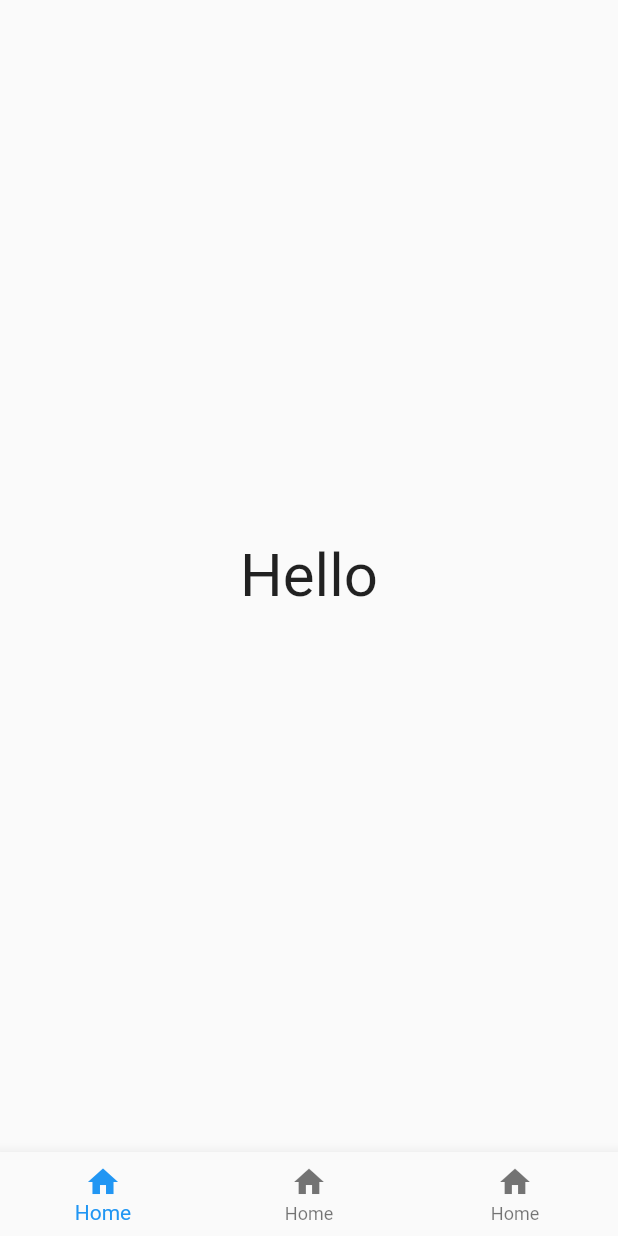
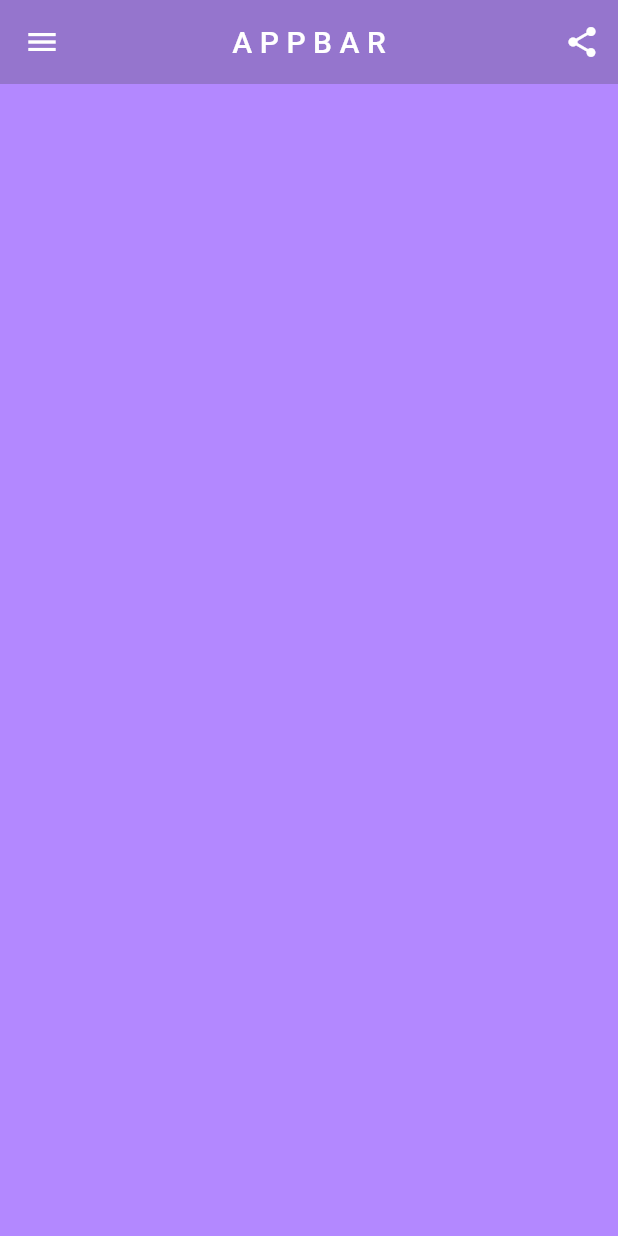
Before and after one commit to DivyanshVish/Flutter_Basic_Widget_Revisions, a Flutter app: the screen it shows after launch, on a phone screen of 412 x 824 dp. Run offline on Flutter 3.47's test engine with Material 2 defaults, Android fonts, the phone set to English and light mode, and no system bars.

Commit message:
Initial commit

```diff
--- /dev/null
+++ b/lib/day_11_drawer.dart
@@ -0,0 +1,72 @@
+import 'package:flutter/material.dart';
+import 'package:thirty_days_challeng/pages/first_page.dart';
+import 'package:thirty_days_challeng/pages/second_page.dart';
+import 'package:thirty_days_challeng/pages/share_page.dart';
+
+class Day_Drawer extends StatelessWidget {
+  const Day_Drawer({super.key});
+
+  @override
+  Widget build(BuildContext context) {
+    return Scaffold(
+      backgroundColor: Colors.deepPurpleAccent[100],
+      appBar: AppBar(
+        centerTitle: true,
+        title: const Text('A P P B A R'),
+        backgroundColor: Colors.deepPurple[300],
+        elevation: 0,
+        actions: [
+          IconButton(
+            onPressed: () {
+              Navigator.of(context).push(
+                  MaterialPageRoute(builder: (context) => const SharePage()));
+            },
+            icon: const Icon(Icons.share),
+          ),
+        ],
+      ),
+      drawer: Drawer(
+        child: Container(
+          color: Colors.deepPurple[200],
+          child: ListView(
+            children: [
+              const DrawerHeader(
+                child: Center(
+                  child: Text(
+                    'L O G O',
+                    style: TextStyle(fontSize: 25),
+                  ),
+                ),
+              ),
+              ListTile(
+                leading: const Icon(Icons.home),
+                title: const Text(
+                  'Page 1',
+                  style: TextStyle(fontSize: 20),
+                ),
+                onTap: () {
+                  Navigator.of(context).push(MaterialPageRoute(
+                      builder: (context) => const FirstPage()));
+                },
+              ),
+              ListTile(
+                leading: const Icon(Icons.home),
+                title: const Text(
+                  'Page 2',
+                  style: TextStyle(fontSize: 20),
+                ),
+                onTap: () {
+                  Navigator.of(context).push(MaterialPageRoute(
+                      builder: (context) => const SecondPage()));
+                },
+              ),
+            ],
+          ),
+        ),
+      ),
+
+      /* --------------- This 'endDrawer' Function is same as Drawer but from right side of the appbar -------------- */
+      /* ----------------------- endDrawer: const Drawer(),x ---------------------- */
+    );
+  }
+}
--- a/lib/day_6_image_assets.dart
+++ b/lib/day_6_image_assets.dart
@@ -7,7 +7,7 @@ class Day_ImageAssets extends StatelessWidget {
   Widget build(BuildContext context) {
     return Scaffold(
       body: Center(
-        child: Container(
+        child: SizedBox(
           height: 300,
           width: 300,
           child: Image.asset(
--- a/lib/day_7_gridview_builder.dart
+++ b/lib/day_7_gridview_builder.dart
@@ -8,8 +8,8 @@ class Day_GridView_Builder extends StatelessWidget {
     return Scaffold(
       body: GridView.builder(
           itemCount: 9,
-          gridDelegate:
-              SliverGridDelegateWithFixedCrossAxisCount(crossAxisCount: 2),
+          gridDelegate: const SliverGridDelegateWithFixedCrossAxisCount(
+              crossAxisCount: 2),
           itemBuilder: (context, index) {
             return Padding(
               padding: const EdgeInsets.all(8.0),
--- a/lib/day_9_bottom_nav_bar.dart
+++ b/lib/day_9_bottom_nav_bar.dart
@@ -1,34 +1,50 @@
 import 'package:flutter/material.dart';
+import 'package:thirty_days_challeng/pages/home.dart';
+import 'package:thirty_days_challeng/pages/message.dart';
+import 'package:thirty_days_challeng/pages/profile.dart';
+import 'package:thirty_days_challeng/pages/search.dart';
 
-class Day_BottomNavBar extends StatelessWidget {
+class Day_BottomNavBar extends StatefulWidget {
   const Day_BottomNavBar({super.key});
+
+  @override
+  State<Day_BottomNavBar> createState() => _Day_BottomNavBarState();
+}
+
+class _Day_BottomNavBarState extends State<Day_BottomNavBar> {
+  int _selectIndex = 0;
+
+  void _navigateBottomBar(int index) {
+    setState(() {
+      _selectIndex = index;
+    });
+  }
+
+  final List<Widget> _pages = const [
+    UserHome(),
+    UserSearch(),
+    UserMessage(),
+    UserProfile(),
+  ];
 
   @override
   Widget build(BuildContext context) {
     return Scaffold(
-      body: const Center(
-        child: Text(
-          'Hello',
-          style: TextStyle(fontSize: 40),
-        ),
-      ),
+      body: _pages[_selectIndex],
       bottomNavigationBar: BottomNavigationBar(
-        items: [
-          BottomNavigationBarItem(
-              icon: Icon(
-                Icons.home,
-              ),
-              label: 'Home'),
-          BottomNavigationBarItem(
-              icon: Icon(
-                Icons.home,
-              ),
-              label: 'Home'),
-          BottomNavigationBarItem(
-              icon: Icon(
-                Icons.home,
-              ),
-              label: 'Home'),
+        /* -- CurrentIndex Function is used to navigate in BottomNavigationBarItem -- */
+
+        currentIndex: _selectIndex,
+        onTap: _navigateBottomBar,
+
+        /* --------------- "Type" Function is used when their is more BottomNavigationBarItem is more than 3 --------------- */
+
+        type: BottomNavigationBarType.fixed,
+        items: const [
+          BottomNavigationBarItem(icon: Icon(Icons.home), label: 'Home'),
+          BottomNavigationBarItem(icon: Icon(Icons.search), label: 'Search'),
+          BottomNavigationBarItem(icon: Icon(Icons.message), label: 'Message'),
+          BottomNavigationBarItem(icon: Icon(Icons.person), label: 'Profile'),
         ],
       ),
     );
--- a/lib/main.dart
+++ b/lib/main.dart
@@ -1,5 +1,5 @@
 import 'package:flutter/material.dart';
-import 'package:thirty_days_challeng/day_9_bottom_nav_bar.dart';
+import 'day_11_drawer.dart';
 
 void main() {
   runApp(const MyApp());
@@ -12,8 +12,11 @@ class MyApp extends StatelessWidget {
   @override
   Widget build(BuildContext context) {
     return const MaterialApp(
+      /* --------------- Theme Function will change entire Application Theme --------------- */
+      /* --------------------------- theme: ThemeData(), -------------------------- */
+
       debugShowCheckedModeBanner: false,
-      home: Day_BottomNavBar(),
+      home: Day_Drawer(),
     );
   }
 }
```
Also changed, not shown: lib/day_10_appbar.dart (added, +27 -0 lines), lib/pages/first_page.dart (added, +18 -0 lines), lib/pages/home.dart (added, +15 -0 lines), lib/pages/message.dart (added, +15 -0 lines), lib/pages/profile.dart (added, +15 -0 lines), lib/pages/search.dart (added, +16 -0 lines), lib/pages/second_page.dart (added, +18 -0 lines), lib/pages/share_page.dart (added, +18 -0 lines).
